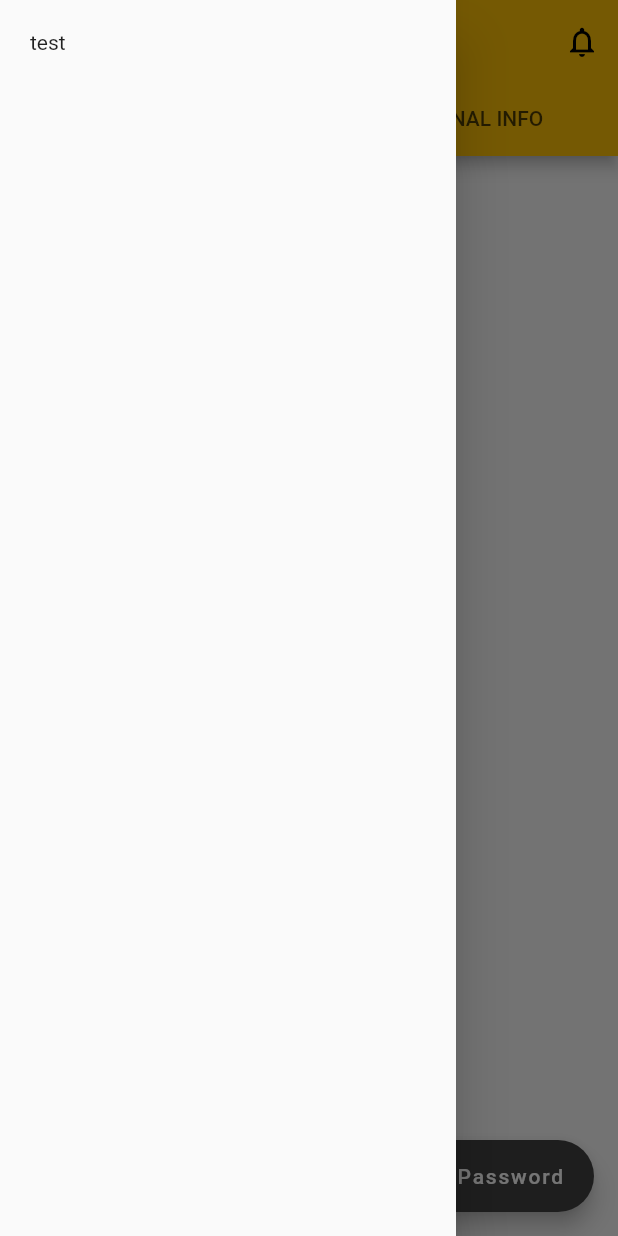
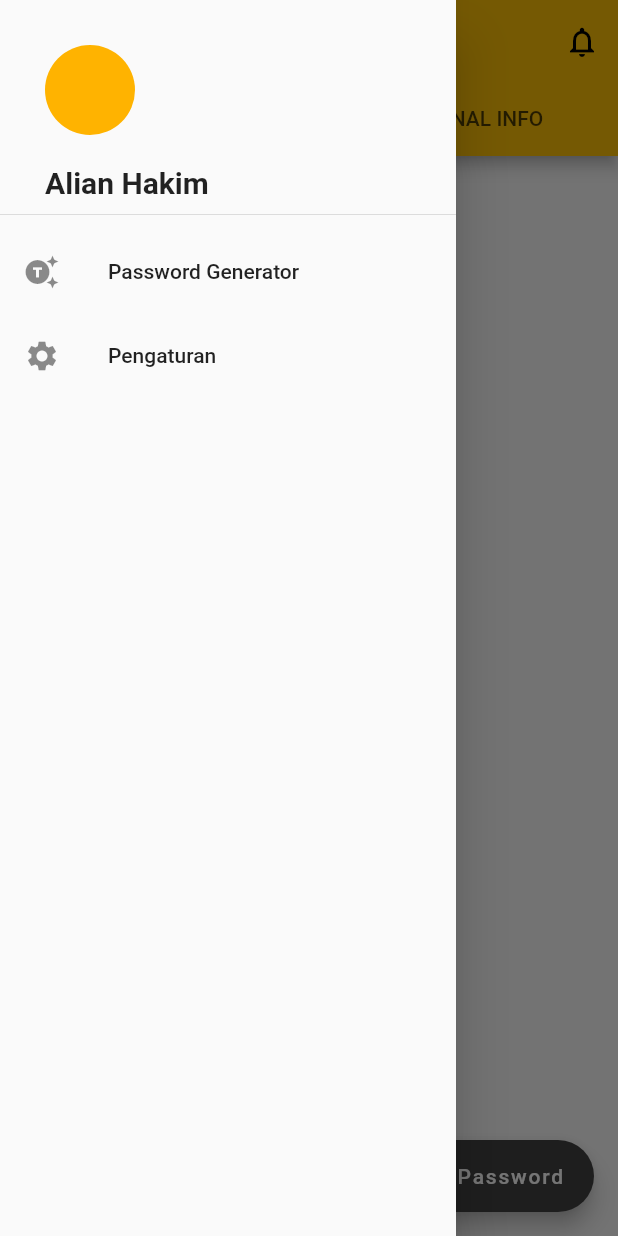
Before and after one commit to alianhakim9/Password-Manager-App-Flutter, a Flutter app: the Home screen opened directly, with the side drawer open, on a phone screen of 412 x 824 dp. Run offline on Flutter 3.47's test engine with Material 2 defaults, Android fonts, the phone set to English and light mode, and no system bars; our stand-ins replace shared_preferences; accounts and stored records are empty; network calls fail.

Commit message:
implementasi drawer navigasi

```diff
--- a/lib/view/home.dart
+++ b/lib/view/home.dart
@@ -154,15 +154,47 @@ class _HomeState extends State<Home> {
         ),
         drawer: Drawer(
           child: SafeArea(
-            child: Container(
-              padding: const EdgeInsets.all(20),
               child: Column(
-                mainAxisAlignment: MainAxisAlignment.start,
-                crossAxisAlignment: CrossAxisAlignment.stretch,
-                children: const [Text('test')],
+            mainAxisAlignment: MainAxisAlignment.start,
+            crossAxisAlignment: CrossAxisAlignment.stretch,
+            children: [
+              Row(
+                children: [
+                  Padding(
+                    padding: const EdgeInsets.only(
+                        top: 30, left: 30, right: 30, bottom: 10),
+                    child: CircleAvatar(
+                      backgroundColor: Colors.amber[600],
+                      radius: 30,
+                    ),
+                  ),
+                ],
               ),
-            ),
-          ),
+              const Padding(
+                padding: EdgeInsets.only(left: 30, right: 30, top: 10),
+                child: Text(
+                  'Alian Hakim',
+                  style: TextStyle(fontSize: 20, fontWeight: FontWeight.bold),
+                ),
+              ),
+              const SizedBox(
+                height: 20,
+                child: Divider(
+                  height: 5,
+                ),
+              ),
+              ListTile(
+                leading: const Icon(Icons.generating_tokens),
+                title: const Text('Password Generator'),
+                onTap: () {},
+              ),
+              ListTile(
+                leading: const Icon(Icons.settings),
+                title: const Text('Pengaturan'),
+                onTap: () {},
+              ),
+            ],
+          )),
         ),
       ),
     );
```
